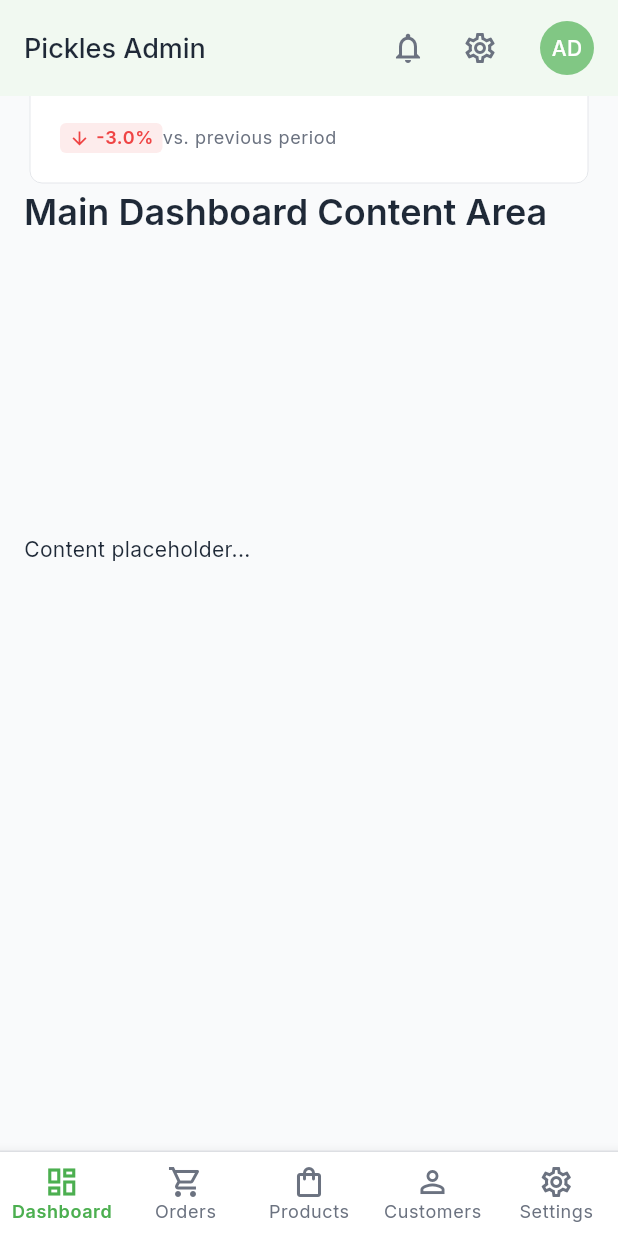
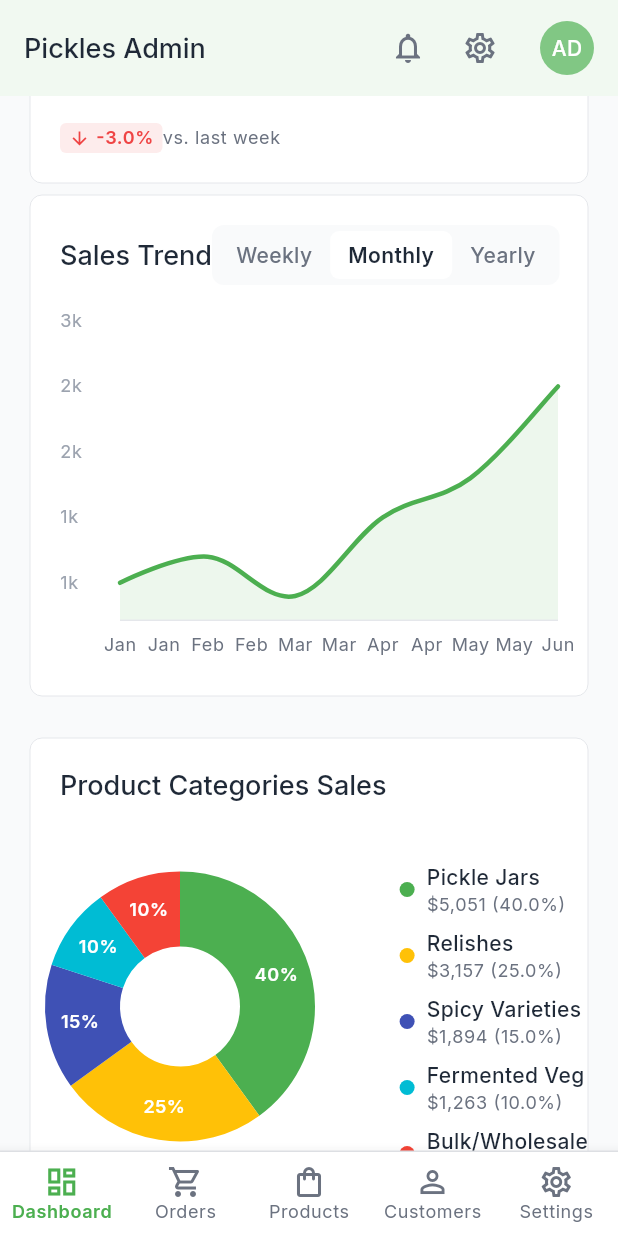
Before and after one commit to tulasireddytulasi/pickles_lab_web, a Flutter app: the screen it shows after launch, scrolled down 576 dp, on a phone screen of 412 x 824 dp. Run offline on Flutter 3.47's test engine with Material 3 defaults, Android fonts, the phone set to English and light mode, and no system bars; drawn by our look-alikes of fl_chart; our stand-ins replace bloc, go_router, google_fonts.

Commit message:
feat: Implement Product Category Pie Chart and integrate charts into responsive layout
Develop the circular chart component for category sales distribution and finalize the responsive integration of both charts, setting up a two-column layout for desktop.

- Update `MockDataService` to include `PieData` model and `getCategorySales` mock data.
- Implement the **Stateless** `CategoryPieChart` component (`category_pie_chart.dart`) using `fl_chart` to display the donut chart and its corresponding legend.
- Update `DashboardScreen` to use a **responsive chart row**:
    - Desktop: `SalesTrendChart` (2/3 width) and `CategoryPieChart` (1/3 width) side-by-side using `Expanded`/`Row`.
    - Mobile/Tablet: Charts stacked vertically using `Column`.

```diff
--- /dev/null
+++ b/lib/app/data/mock_data/pie_mock_data.dart
@@ -0,0 +1,62 @@
+// lib/data/mock_data.dart (UPDATED)
+
+import 'dart:math';
+import 'package:flutter/material.dart';
+
+// --- Data Models ---
+
+// Existing MetricData, Order, ChartData...
+
+/// Represents a slice in the pie chart (Product Category).
+class PieData {
+  final String category;
+  final double salesPercentage; // 0.0 to 1.0
+  final Color color;
+
+  PieData({
+    required this.category,
+    required this.salesPercentage,
+    required this.color,
+  });
+}
+
+// --- Mock Service ---
+
+/// A service class to provide fake/mock data for the dashboard.
+class PieMockDataService {
+  static final Random _random = Random();
+
+  // Existing getMetrics, getRecentOrders, getSalesTrendData...
+
+  /// Generates mock data for the Product Category Pie Chart.
+  List<PieData> getCategorySales() {
+    // These colors are used to match the general dashboard palette.
+    return [
+      PieData(
+          category: 'Pickle Jars',
+          salesPercentage: 0.40, // 40%
+          color: const Color(0xFF4CAF50) // Primary Green
+      ),
+      PieData(
+          category: 'Relishes',
+          salesPercentage: 0.25, // 25%
+          color: const Color(0xFFFFC107) // Secondary Amber
+      ),
+      PieData(
+          category: 'Spicy Varieties',
+          salesPercentage: 0.15, // 15%
+          color: const Color(0xFF3F51B5) // Indigo
+      ),
+      PieData(
+          category: 'Fermented Veg',
+          salesPercentage: 0.10, // 10%
+          color: const Color(0xFF00BCD4) // Cyan
+      ),
+      PieData(
+          category: 'Bulk/Wholesale',
+          salesPercentage: 0.10, // 10%
+          color: const Color(0xFFF44336) // Red
+      ),
+    ];
+  }
+}
--- a/lib/app/presentation/dashboard_screen/dashboard_screen.dart
+++ b/lib/app/presentation/dashboard_screen/dashboard_screen.dart
@@ -2,7 +2,7 @@
 
 import 'package:flutter/material.dart';
 import 'package:pickles_lab_dashboard/app/widgets/responsive_layout.dart';
-
+import 'widgets/chart_widget.dart';
 import 'widgets/dashboard_header.dart';
 import 'widgets/metric_cards_list.dart';
 
@@ -23,14 +23,14 @@ class DashboardScreen extends StatelessWidget {
         const DashboardHeader(),
 
         const SizedBox(height: 24.0), // Spacing below the header
+
         // Placeholder for the main content widgets (Header, Metrics, Charts, Tables)
+        const MetricCardsList(),
 
-        MetricCardsList(),
+        // 3. Sales Trend Chart (Takes full width) chart_widget
+        const ChartWidget(),
 
-        Text(
-          'Main Dashboard Content Area',
-          style: Theme.of(context).textTheme.headlineLarge,
-        ),
+        Text('Main Dashboard Content Area', style: Theme.of(context).textTheme.headlineLarge),
         const SizedBox(height: 200),
         const Text('Content placeholder...'),
         const SizedBox(height: 1200),
@@ -38,8 +38,6 @@ class DashboardScreen extends StatelessWidget {
       ],
     );
 
-    return ResponsiveLayout(
-      child: dashboardContent,
-    );
+    return ResponsiveLayout(child: dashboardContent);
   }
 }
--- /dev/null
+++ b/lib/app/presentation/dashboard_screen/widgets/category_pie_chart.dart
@@ -0,0 +1,148 @@
+// lib/screens/dashboard/widgets/category_pie_chart.dart
+
+import 'package:flutter/material.dart';
+import 'package:fl_chart/fl_chart.dart';
+import 'package:intl/intl.dart';
+import 'package:pickles_lab_dashboard/app/core/theme/app_colors.dart';
+import 'package:pickles_lab_dashboard/app/data/mock_data/pie_mock_data.dart';
+
+/// A card displaying a pie chart for product category sales distribution.
+///
+/// This is a [StatelessWidget] for data visualization.
+class CategoryPieChart extends StatelessWidget {
+  const CategoryPieChart({super.key});
+
+  // Fetch mock data
+  List<PieData> get _data => PieMockDataService().getCategorySales();
+
+  @override
+  Widget build(BuildContext context) {
+    return SizedBox(
+      height: 340,
+      child: Card(
+        child: Column(
+          crossAxisAlignment: CrossAxisAlignment.start,
+          children: [
+            // Title
+            Padding(
+              padding: const EdgeInsets.all(20.0),
+              child: Text(
+                'Product Categories Sales',
+                style: Theme.of(context).textTheme.titleLarge,
+              ),
+            ),
+            const SizedBox(height: 16),
+
+            // Chart and Legend Layout (Flex to ensure responsive wrapping)
+            Row(
+              children: [
+                Expanded(
+                  child: Stack(
+                    clipBehavior: Clip.none,
+                    children: [
+                      // 1. The Donut Chart (Fixed Size)
+                      SizedBox(
+                        width: 200,
+                        height: 200,
+                        child: _buildPieChart(context),
+                      ),
+
+                      // 2. The Legend/Indicators
+                      Positioned(
+                        right: 0,
+                        child: _buildLegend(context),
+                      ),
+                    ],
+                  ),
+                ),
+              ],
+            ),
+          ],
+        ),
+      ),
+    );
+  }
+
+  /// Configures and returns the PieChart widget from fl_chart.
+  Widget _buildPieChart(BuildContext context) {
+    return PieChart(
+      PieChartData(
+        sections: _data.map((pieData) {
+          return PieChartSectionData(
+            color: pieData.color,
+            value: pieData.salesPercentage * 100, // Convert to value for fl_chart
+            title: '${(pieData.salesPercentage * 100).toStringAsFixed(0)}%',
+            radius: 50,
+            titleStyle: Theme.of(context).textTheme.bodySmall!.copyWith(
+              color: AppColors.cardBackground,
+              fontWeight: FontWeight.w600,
+            ),
+            titlePositionPercentageOffset: 0.55,
+          );
+        }).toList(),
+
+        // Donut Configuration
+        sectionsSpace: 0,
+        centerSpaceRadius: 40, // Center space for donut effect
+        startDegreeOffset: -90, // Start from the top
+
+        // Touch interaction is complex to implement in stateless, leaving it out for now.
+        // pieTouchData: PieTouchData(enabled: false),
+      ),
+    );
+  }
+
+  /// Builds the legend list next to the chart.
+  Widget _buildLegend(BuildContext context) {
+    final totalSales = 12628; // Use mock sales total from MetricCard data for context
+    final numberFormatter = NumberFormat.currency(locale: 'en_US', symbol: '\$', decimalDigits: 0);
+
+    return Column(
+      mainAxisAlignment: MainAxisAlignment.center,
+      crossAxisAlignment: CrossAxisAlignment.start,
+      children: _data.map((pieData) {
+        // Calculate the mock amount based on the percentage
+        final amount = pieData.salesPercentage * totalSales;
+
+        return Padding(
+          padding: const EdgeInsets.symmetric(vertical: 4.0),
+          child: Row(
+            mainAxisSize: MainAxisSize.min,
+            children: [
+              // Color Indicator Dot
+              Container(
+                width: 10,
+                height: 10,
+                decoration: BoxDecoration(
+                  shape: BoxShape.circle,
+                  color: pieData.color,
+                ),
+                margin: const EdgeInsets.only(right: 8.0),
+              ),
+
+              // Category Name and Value
+              Column(
+                crossAxisAlignment: CrossAxisAlignment.start,
+                children: [
+                  Text(
+                    pieData.category,
+                    style: Theme.of(context).textTheme.bodyMedium!.copyWith(
+                      fontWeight: FontWeight.w500,
+                      color: AppColors.textDark,
+                    ),
+                  ),
+                  Text(
+                    '${numberFormatter.format(amount)} (${(pieData.salesPercentage * 100).toStringAsFixed(1)}%)',
+                    style: Theme.of(context).textTheme.bodySmall!.copyWith(
+                      color: AppColors.textMedium,
+                    ),
+                  ),
+                ],
+              ),
+            ],
+          ),
+        );
+      }).toList(),
+    );
+  }
+}
--- /dev/null
+++ b/lib/app/presentation/dashboard_screen/widgets/chart_widget.dart
@@ -0,0 +1,38 @@
+import 'package:flutter/material.dart';
+import 'package:pickles_lab_dashboard/app/core/theme/app_theme.dart';
+import 'package:pickles_lab_dashboard/app/core/utils/app_log.dart';
+
+import 'category_pie_chart.dart';
+import 'sales_trend_chart.dart';
+
+class ChartWidget extends StatefulWidget {
+  const ChartWidget({super.key});
+
+  @override
+  State<ChartWidget> createState() => _ChartWidgetState();
+}
+
+class _ChartWidgetState extends State<ChartWidget> {
+  @override
+  Widget build(BuildContext context) {
+    return LayoutBuilder(builder: (context, constraints) {
+      // Desktop breakpoint is > 768px
+      final isDesktop = constraints.maxWidth <= AppBreakpoints.desktop;
+
+      return isDesktop ? Column(
+        mainAxisSize: MainAxisSize.min,
+        children: [
+          const SalesTrendChart(),
+          const SizedBox(height: 20),
+          const CategoryPieChart(),
+        ],
+      ) : Row(
+        children: [
+          Expanded(flex: 65, child: const SalesTrendChart()),
+          const SizedBox(width: 14),
+          Expanded(flex: 32, child: const CategoryPieChart()),
+        ],
+      );
+    },);
+  }
+}
--- a/lib/app/presentation/dashboard_screen/widgets/metric_card.dart
+++ b/lib/app/presentation/dashboard_screen/widgets/metric_card.dart
@@ -98,7 +98,7 @@ class MetricCard extends StatelessWidget {
                   ),
                 ),
                 Text(
-                  'vs. previous period',
+                  'vs. last week',
                   style: Theme.of(context).textTheme.bodySmall,
                 ),
               ],
--- /dev/null
+++ b/lib/app/presentation/dashboard_screen/widgets/sales_trend_chart.dart
@@ -0,0 +1,208 @@
+// lib/screens/dashboard/widgets/sales_trend_chart.dart
+
+import 'package:flutter/material.dart';
+import 'package:fl_chart/fl_chart.dart';
+import 'package:pickles_lab_dashboard/app/core/theme/app_colors.dart';
+import 'package:pickles_lab_dashboard/app/data/mock_data/metric_mock_data.dart';
+
+/// A card displaying a line chart for sales trends with time range filtering.
+///
+/// This is a [StatefulWidget] to manage the selected time period (Weekly/Monthly/Yearly).
+class SalesTrendChart extends StatefulWidget {
+  const SalesTrendChart({super.key});
+
+  @override
+  State<SalesTrendChart> createState() => _SalesTrendChartState();
+}
+
+class _SalesTrendChartState extends State<SalesTrendChart> {
+  int _selectedIndex = 1; // Default to 'Monthly'
+  final List<String> _timeRanges = ['Weekly', 'Monthly', 'Yearly'];
+
+  // Mock data will be fetched here
+  late List<ChartData> _salesData;
+  final MockDataService _mockService = MockDataService();
+
+  @override
+  void initState() {
+    super.initState();
+    // Use the mock service to get initial data (e.g., last 6 months)
+    _salesData = _mockService.getSalesTrendData();
+  }
+
+  @override
+  Widget build(BuildContext context) {
+    return Card(
+      child: Padding(
+        padding: const EdgeInsets.all(20.0),
+        child: Column(
+          crossAxisAlignment: CrossAxisAlignment.start,
+          children: [
+            // Header Row: Title and Tabs
+            Row(
+              mainAxisAlignment: MainAxisAlignment.spaceBetween,
+              children: [
+                Text(
+                  'Sales Trend',
+                  style: Theme.of(context).textTheme.titleLarge,
+                ),
+                _buildTimeRangeTabs(),
+              ],
+            ),
+            const SizedBox(height: 24),
+            SizedBox(
+              height: 230,
+              child: _buildLineChart(),
+            ),
+          ],
+        ),
+      ),
+    );
+  }
+
+  /// Builds the segmented control for time range selection.
+  Widget _buildTimeRangeTabs() {
+    return Container(
+      padding: const EdgeInsets.all(4.0),
+      decoration: BoxDecoration(
+        color: AppColors.background, // bg-gray-50
+        borderRadius: BorderRadius.circular(8.0),
+      ),
+      child: Row(
+        mainAxisSize: MainAxisSize.min,
+        children: List.generate(_timeRanges.length, (index) {
+          final isSelected = index == _selectedIndex;
+          final theme = Theme.of(context);
+
+          return Semantics(
+            button: true,
+            label: 'Select ${_timeRanges[index]} view',
+            selected: isSelected,
+            child: InkWell(
+              onTap: () {
+                setState(() {
+                  _selectedIndex = index;
+                  // In a real app, this would trigger an API call to fetch new data.
+                  // For now, we simulate data change by re-fetching the same mock data.
+                  _salesData = _mockService.getSalesTrendData();
+                });
+              },
+              borderRadius: BorderRadius.circular(6.0),
+              child: Container(
+                padding: const EdgeInsets.symmetric(horizontal: 12, vertical: 6),
+                decoration: BoxDecoration(
+                  color: isSelected ? AppColors.cardBackground : Colors.transparent,
+                  borderRadius: BorderRadius.circular(6.0),
+                ),
+                child: Text(
+                  _timeRanges[index],
+                  style: theme.textTheme.bodyMedium!.copyWith(
+                    color: isSelected ? AppColors.textDark : AppColors.textMedium,
+                    fontWeight: isSelected ? FontWeight.w600 : FontWeight.w500,
+                  ),
+                ),
+              ),
+            ),
+          );
+        }),
+      ),
+    );
+  }
+
+  /// Configures and returns the LineChart widget from fl_chart.
+  Widget _buildLineChart() {
+    // Determine the max Y-axis value to set proper bounds
+    final maxY = _salesData.map((d) => d.value).reduce((a, b) => a > b ? a : b) * 1.2;
+    final minY = _salesData.map((d) => d.value).reduce((a, b) => a < b ? a : b) * 0.8;
+
+    // Convert ChartData to FlSpot for fl_chart
+    List<FlSpot> spots = List.generate(_salesData.length, (index) {
+      return FlSpot(index.toDouble(), _salesData[index].value);
+    });
+
+    return LineChart(
+      LineChartData(
+        // General Configuration
+        minX: 0,
+        maxX: (_salesData.length - 1).toDouble(),
+        minY: minY,
+        maxY: maxY,
+        gridData: const FlGridData(show: false), // Hide horizontal and vertical lines
+
+        // Title/Axis Configuration
+        titlesData: FlTitlesData(
+          show: true,
+          topTitles: const AxisTitles(sideTitles: SideTitles(showTitles: false)),
+          rightTitles: const AxisTitles(sideTitles: SideTitles(showTitles: false)),
+          // Bottom Titles (X-axis labels)
+          bottomTitles: AxisTitles(
+            sideTitles: SideTitles(
+              showTitles: true,
+              getTitlesWidget: (value, meta) {
+                // Display the label from the ChartData (e.g., 'Jan', 'Feb')
+                if (value.toInt() < _salesData.length) {
+                  return Padding(
+                    padding: const EdgeInsets.only(top: 8.0),
+                    child: Text(_salesData[value.toInt()].label,
+                      style: Theme.of(context).textTheme.bodySmall!.copyWith(
+                          color: AppColors.textMedium
+                      ),
+                    ),
+                  );
+                }
+                return Container();
+              },
+              reservedSize: 30,
+            ),
+          ),
+          // Left Titles (Y-axis labels)
+          leftTitles: AxisTitles(
+            sideTitles: SideTitles(
+              showTitles: true,
+              reservedSize: 40,
+              getTitlesWidget: (value, meta) {
+                // Format Y-axis labels in K's (e.g., 1k, 2k)
+                if (value % 500 == 0 && value > 0) {
+                  return Text(
+                      '${(value / 1000).toInt()}k',
+                      style: Theme.of(context).textTheme.bodySmall!.copyWith(
+                          color: AppColors.textLight
+                      )
+                  );
+                }
+                return Container();
+              },
+            ),
+          ),
+        ),
+
+        // Border Configuration (Only bottom line based on HTML)
+        borderData: FlBorderData(
+          show: true,
+          border: const Border(
+            bottom: BorderSide(color: AppColors.border, width: 1),
+            left: BorderSide.none,
+            right: BorderSide.none,
+            top: BorderSide.none,
+          ),
+        ),
+
+        // Line Styling
+        lineBarsData: [
+          LineChartBarData(
+            spots: spots,
+            isCurved: true,
+            color: AppColors.primary,
+            barWidth: 3,
+            isStrokeCapRound: true,
+            dotData: const FlDotData(show: false), // Hide dots
+            belowBarData: BarAreaData(
+              show: true,
+              color: AppColors.primaryBackground, // Use primary/10 color for gradient fill
+            ),
+          ),
+        ],
+      ),
+    );
+  }
+}
--- a/pubspec.yaml
+++ b/pubspec.yaml
@@ -49,6 +49,7 @@ dependencies:
   dotted_border: ^3.1.0
   image_picker: ^1.2.0
   url_launcher: ^6.3.2
+  fl_chart: ^1.1.1
 
 dev_dependencies:
   flutter_test:
```
Also changed, not shown: pubspec.lock.
